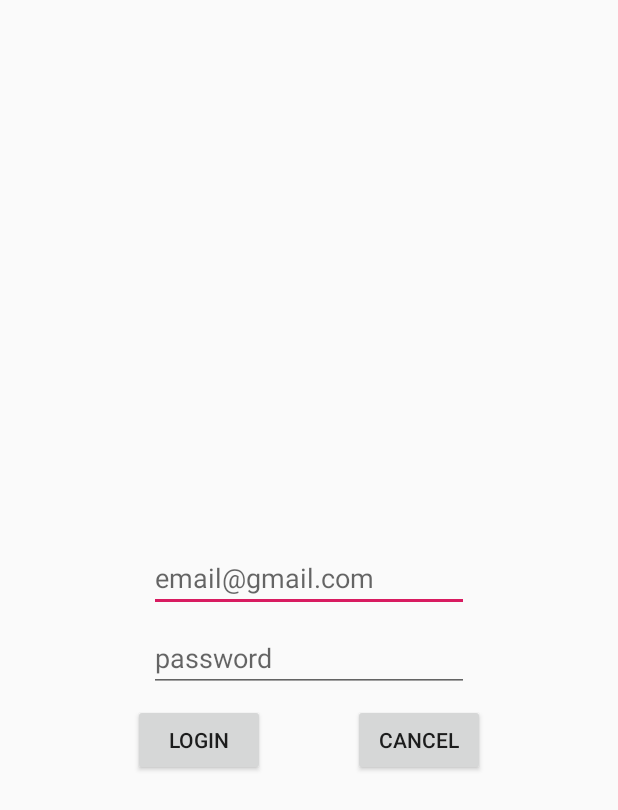
After one commit to gomyk/FoodReviewApp, an Android app: the layout activity_login.xml on its own in the app's theme, with its tools: preview values and no code run, on a phone screen of 412 x 824 dp. The commit adds this screen. Shown: the top 810 px of the screen. Run offline under Robolectric (Android 15) with nearby library versions, the light colour scheme and no system bars.

Commit message:
Add login activity [2019/05/07]

```diff
--- /dev/null
+++ b/app/src/main/java/com/example/toyproject/utils/CommonContracts.java
@@ -0,0 +1,5 @@
+package com.example.toyproject.utils;
+
+public class CommonContracts {
+    public static final int LOGIN_ACTIVITY_REQUSET = 1000;
+}
--- /dev/null
+++ b/app/src/main/res/layout/activity_login.xml
@@ -0,0 +1,77 @@
+<?xml version="1.0" encoding="utf-8"?>
+<android.support.constraint.ConstraintLayout xmlns:android="http://schemas.android.com/apk/res/android"
+    xmlns:app="http://schemas.android.com/apk/res-auto"
+    xmlns:tools="http://schemas.android.com/tools"
+    android:layout_width="match_parent"
+    android:layout_height="match_parent"
+    tools:context=".LoginActivity">
+
+    <Button
+        android:id="@+id/button_login"
+        android:layout_width="wrap_content"
+        android:layout_height="wrap_content"
+        android:layout_marginStart="8dp"
+        android:layout_marginTop="8dp"
+        android:layout_marginEnd="8dp"
+        android:text="Login"
+        app:layout_constraintEnd_toStartOf="@+id/button_cancel"
+        app:layout_constraintStart_toStartOf="@+id/guideline_start"
+        app:layout_constraintTop_toBottomOf="@+id/password_input" />
+
+    <Button
+        android:id="@+id/button_cancel"
+        android:layout_width="wrap_content"
+        android:layout_height="wrap_content"
+        android:layout_marginTop="8dp"
+        android:layout_marginEnd="8dp"
+        android:text="CANCEL"
+        app:layout_constraintEnd_toStartOf="@+id/guideline_end"
+        app:layout_constraintStart_toEndOf="@+id/button_login"
+        app:layout_constraintTop_toBottomOf="@+id/password_input" />
+
+    <EditText
+        android:id="@+id/email_input"
+        android:layout_width="wrap_content"
+        android:layout_height="wrap_content"
+        android:layout_marginStart="8dp"
+        android:layout_marginTop="8dp"
+        android:layout_marginEnd="8dp"
+        android:ems="10"
+        android:hint="email@gmail.com"
+        android:inputType="textEmailAddress"
+        app:layout_constraintBottom_toTopOf="@+id/password_input"
+        app:layout_constraintEnd_toStartOf="@+id/guideline_end"
+        app:layout_constraintStart_toStartOf="@+id/guideline_start"
+        app:layout_constraintTop_toTopOf="parent"
+        app:layout_constraintVertical_chainStyle="packed" />
+
+    <EditText
+        android:id="@+id/password_input"
+        android:layout_width="wrap_content"
+        android:layout_height="wrap_content"
+        android:layout_marginStart="8dp"
+        android:layout_marginTop="8dp"
+        android:layout_marginEnd="8dp"
+        android:layout_marginBottom="8dp"
+        android:ems="10"
+        android:hint="password"
+        android:inputType="textPassword"
+        app:layout_constraintBottom_toBottomOf="parent"
+        app:layout_constraintEnd_toStartOf="@+id/guideline_end"
+        app:layout_constraintStart_toStartOf="@+id/guideline_start"
+        app:layout_constraintTop_toBottomOf="@+id/email_input" />
+
+    <android.support.constraint.Guideline
+        android:id="@+id/guideline_start"
+        android:layout_width="match_parent"
+        android:layout_height="match_parent"
+        android:orientation="vertical"
+        app:layout_constraintGuide_begin="30dp" />
+
+    <android.support.constraint.Guideline
+        android:id="@+id/guideline_end"
+        android:layout_width="match_parent"
+        android:layout_height="match_parent"
+        android:orientation="vertical"
+        app:layout_constraintGuide_end="30dp" />
+</android.support.constraint.ConstraintLayout>
--- a/app/src/main/res/values/styles.xml
+++ b/app/src/main/res/values/styles.xml
@@ -13,6 +13,10 @@
         <item name="windowNoTitle">true</item>
     </style>
 
+    <style name="AppTheme.Dialog" parent="Theme.AppCompat.Light.Dialog">
+        <item name="windowNoTitle">true</item>
+    </style>
+
     <style name="AppTheme.AppBarOverlay" parent="ThemeOverlay.AppCompat.Dark.ActionBar" />
 
     <style name="AppTheme.PopupOverlay" parent="ThemeOverlay.AppCompat.Light" />
```
Also changed, not shown: app/src/main/AndroidManifest.xml (+7 -2 lines), app/src/main/java/com/example/toyproject/LoginActivity.java (added, +39 -0 lines), app/src/main/java/com/example/toyproject/MainActivity.java (+47 -19 lines), app/src/main/res/layout/nav_header_main.xml (+32 -15 lines), app/src/main/res/menu/activity_main_drawer.xml (+4 -3 lines).
